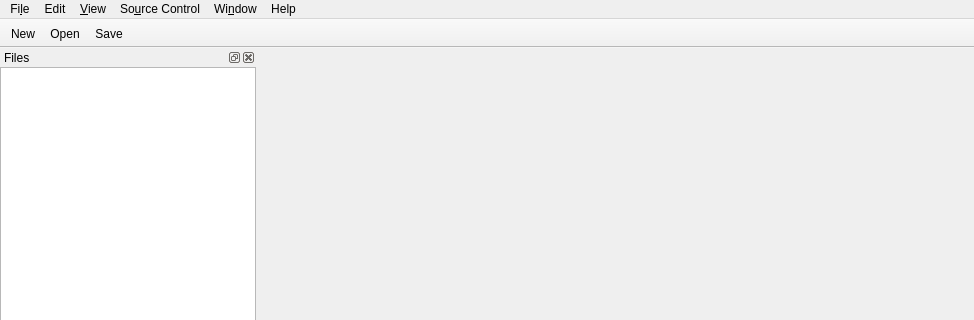
theCheeseboard/theSlate, file slate/mainwindow.ui: the form before one commit; both pictures show x 0 to 974 and y 0 to 320 of the 974 by 702 pixel window.
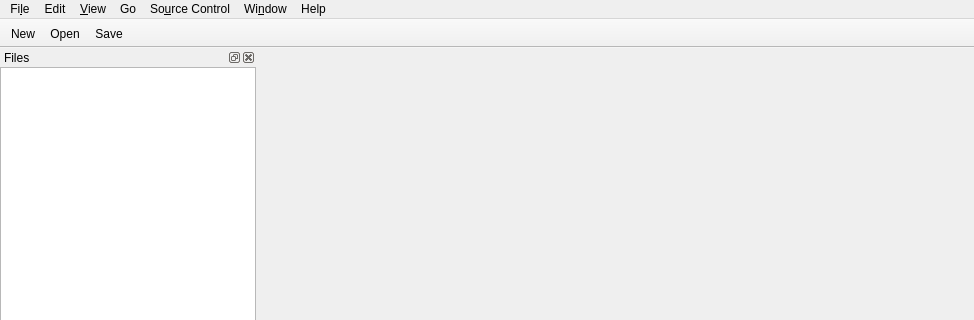
The form after the commit. Icons and pictures are not drawn. Custom widgets are drawn as their Qt base class.

```diff
--- a/slate/mainwindow.ui
+++ b/slate/mainwindow.ui
@@ -269,9 +269,16 @@
     <addaction name="separator"/>
     <addaction name="actionChange_Syntax_Highlighting"/>
    </widget>
+   <widget class="QMenu" name="menuGo">
+    <property name="title">
+     <string>Go</string>
+    </property>
+    <addaction name="actionLine"/>
+   </widget>
    <addaction name="menuFile"/>
    <addaction name="menuEdit"/>
    <addaction name="menuView"/>
+   <addaction name="menuGo"/>
    <addaction name="menuSource_Control"/>
    <addaction name="menuWindow"/>
    <addaction name="menuHelp"/>
```
Left out of the diff: 8 changed lines with no effect on the pictures.
